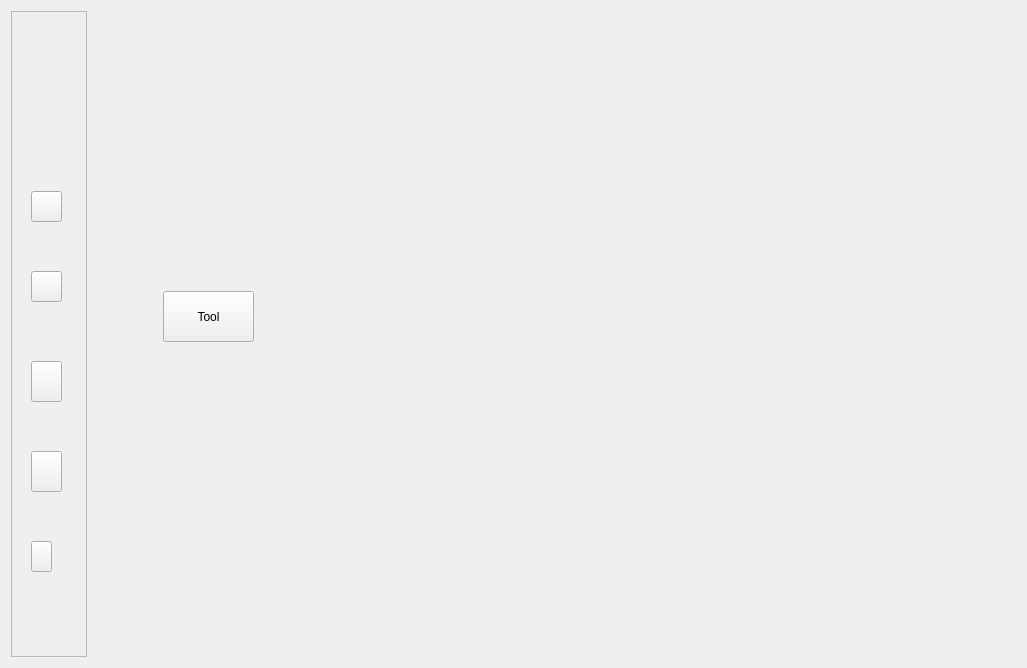
Before: the Qt Designer form ToolKit/ui/mainpage.ui in Areay7/ToolKit, drawn with Qt 5.
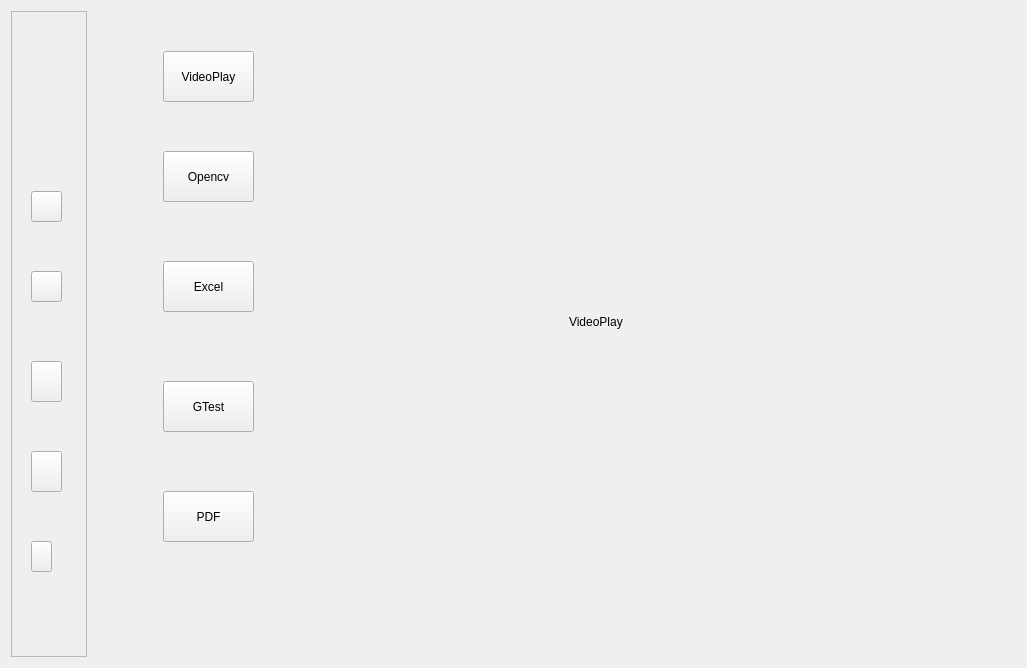
After: the same form once the commit is applied. The open tabs and pages were chosen to show the change. Icons and pictures are not drawn.

What changed in the file:
```diff
--- a/ToolKit/ui/mainpage.ui
+++ b/ToolKit/ui/mainpage.ui
@@ -316,13 +316,65 @@
        <property name="geometry">
         <rect>
          <x>70</x>
-         <y>280</y>
+         <y>250</y>
          <width>91</width>
          <height>51</height>
         </rect>
        </property>
        <property name="text">
-        <string>Tool</string>
+        <string>Excel</string>
+       </property>
+      </widget>
+      <widget class="QPushButton" name="btn_videoPlay">
+       <property name="geometry">
+        <rect>
+         <x>70</x>
+         <y>40</y>
+         <width>91</width>
+         <height>51</height>
+        </rect>
+       </property>
+       <property name="text">
+        <string>VideoPlay</string>
+       </property>
+      </widget>
+      <widget class="QPushButton" name="btn_gTest">
+       <property name="geometry">
+        <rect>
+         <x>70</x>
+         <y>370</y>
+         <width>91</width>
+         <height>51</height>
+        </rect>
+       </property>
+       <property name="text">
+        <string>GTest</string>
+       </property>
+      </widget>
+      <widget class="QPushButton" name="btn_opencv">
+       <property name="geometry">
+        <rect>
+         <x>70</x>
+         <y>140</y>
+         <width>91</width>
+         <height>51</height>
+        </rect>
+       </property>
+       <property name="text">
+        <string>Opencv</string>
+       </property>
+      </widget>
+      <widget class="QPushButton" name="btn_gTest_2">
+       <property name="geometry">
+        <rect>
+         <x>70</x>
+         <y>480</y>
+         <width>91</width>
+         <height>51</height>
+        </rect>
+       </property>
+       <property name="text">
+        <string>PDF</string>
        </property>
       </widget>
      </widget>
@@ -405,6 +457,36 @@
        </property>
       </widget>
      </widget>
+     <widget class="QWidget" name="page_videoPlay">
+      <widget class="QLabel" name="label_wxIcon_6">
+       <property name="geometry">
+        <rect>
+         <x>240</x>
+         <y>240</y>
+         <width>161</width>
+         <height>141</height>
+        </rect>
+       </property>
+       <property name="text">
+        <string>VideoPlay</string>
+       </property>
+      </widget>
+     </widget>
+     <widget class="QWidget" name="page_opencv">
+      <widget class="QLabel" name="label_wxIcon_7">
+       <property name="geometry">
+        <rect>
+         <x>250</x>
+         <y>260</y>
+         <width>161</width>
+         <height>141</height>
+        </rect>
+       </property>
+       <property name="text">
+        <string>Opencv</string>
+       </property>
+      </widget>
+     </widget>
     </widget>
    </item>
   </layout>
```
Left out of the diff: 8 changed lines with no effect on the pictures.
